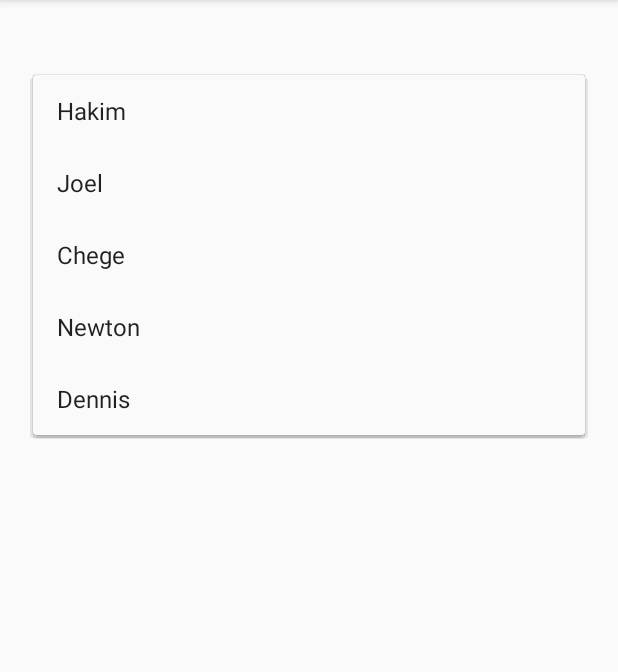
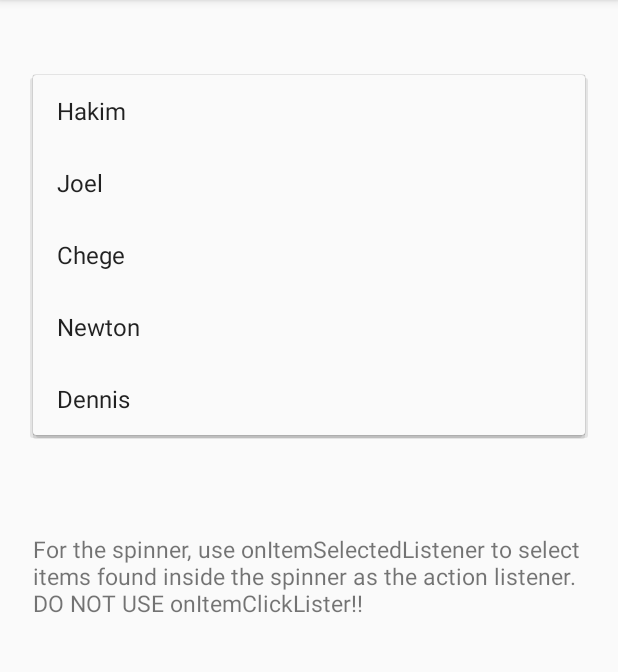
Before and after one commit to royWati/LoginApp1.0, an Android app: the Spinners screen opened directly, with no data from a screen before it, after a tap on "Hakim", on a phone screen of 412 x 824 dp, the part 84-756 px from its top. Run offline under Robolectric (Android 15) with nearby library versions, the phone set to English and light mode, and no system bars.

Commit message:
origin-master

```diff
--- a/app/build.gradle
+++ b/app/build.gradle
@@ -27,4 +27,6 @@ dependencies {
     implementation fileTree(include: ['*.jar'], dir: 'libs')
     implementation "org.jetbrains.kotlin:kotlin-stdlib-jdk7:$kotlin_version"
     implementation 'com.android.support:appcompat-v7:26.0.0'
+    implementation 'com.android.support:design:26.0.0'
+
 }
--- a/app/src/main/AndroidManifest.xml
+++ b/app/src/main/AndroidManifest.xml
@@ -9,15 +9,10 @@
         android:supportsRtl="true"
         android:theme="@style/AppTheme" >
         <activity android:name=".registration">
-
          <intent-filter>
-
-
              <action android:name="android.intent.action.MAIN"/>
              <category android:name="android.intent.category.LAUNCHER"/>
          </intent-filter>
-
-
         </activity>
 
         <activity android:name=".RadiosAndCheckBoxes"/>
--- a/app/src/main/java/com/abdihakim/loginapp/Spinners.java
+++ b/app/src/main/java/com/abdihakim/loginapp/Spinners.java
@@ -2,9 +2,13 @@ package com.abdihakim.loginapp;
 
 import android.os.Bundle;
 import android.support.annotation.Nullable;
+import android.support.design.widget.Snackbar;
 import android.support.v7.app.AppCompatActivity;
+import android.view.View;
+import android.widget.AdapterView;
 import android.widget.ArrayAdapter;
 import android.widget.Spinner;
+import android.widget.Toast;
 
 public class Spinners extends AppCompatActivity{
 
@@ -20,6 +24,17 @@ public class Spinners extends AppCompatActivity{
         adapter.setDropDownViewResource(android.R.layout.simple_list_item_1);
         spinnerObj.setAdapter(adapter);
 
+        spinnerObj.setOnItemSelectedListener(new AdapterView.OnItemSelectedListener() {
+            @Override
+            public void onItemSelected(AdapterView<?> parent, View view, int position, long id) {
+                Snackbar.make(view,
+                        "You selected "+names[position],Snackbar.LENGTH_SHORT).show();
+            }
 
+            @Override
+            public void onNothingSelected(AdapterView<?> parent) {
+
+            }
+        });
     }
 }
--- a/app/src/main/res/layout-port/spinner.xml
+++ b/app/src/main/res/layout-port/spinner.xml
@@ -10,4 +10,12 @@
         android:layout_marginRight="10pt"
         android:layout_marginLeft="10pt"
         android:background="@drawable/linear_background" />
+    <TextView
+        android:layout_width="wrap_content"
+        android:layout_height="wrap_content"
+        android:textSize="7pt"
+        android:text="@string/spinner_notes"
+        android:layout_centerInParent="true"
+        android:layout_marginLeft="10pt"
+        android:layout_marginRight="10pt"/>
 </RelativeLayout>
--- a/app/src/main/res/values/strings.xml
+++ b/app/src/main/res/values/strings.xml
@@ -5,4 +5,6 @@
             set actions for your radio buttons </string>
     <string name="check_box_notes">For a check box, use onClickListener, which is
     implemented on a checkbox. both isChecked(true) and !isChecked(false) can both be added</string>
+    <string name="spinner_notes">For the spinner, use onItemSelectedListener to select items
+    found inside the spinner as the action listener. DO NOT USE onItemClickLister!!</string>
 </resources>
```
